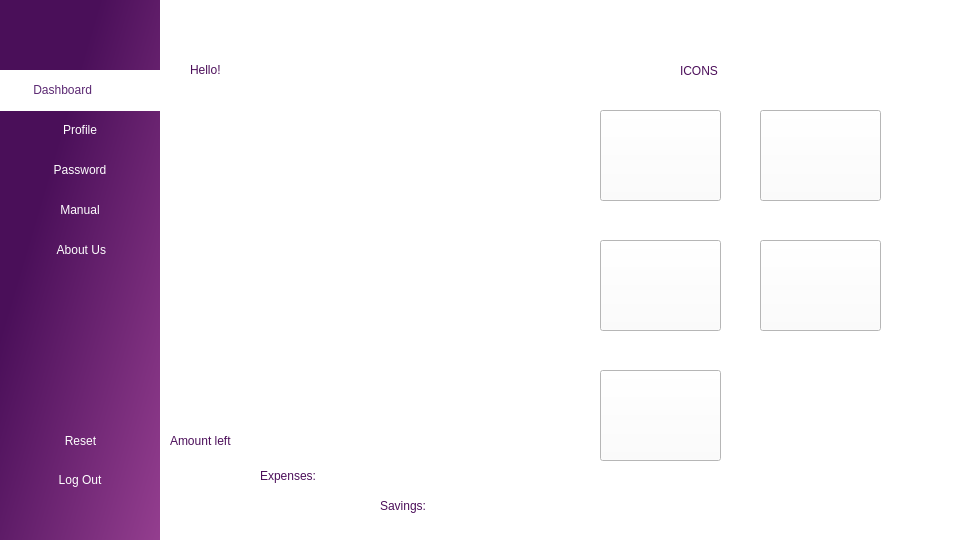
Old version of the form dashboard.ui in the repository Nirjaraa/spendwise.
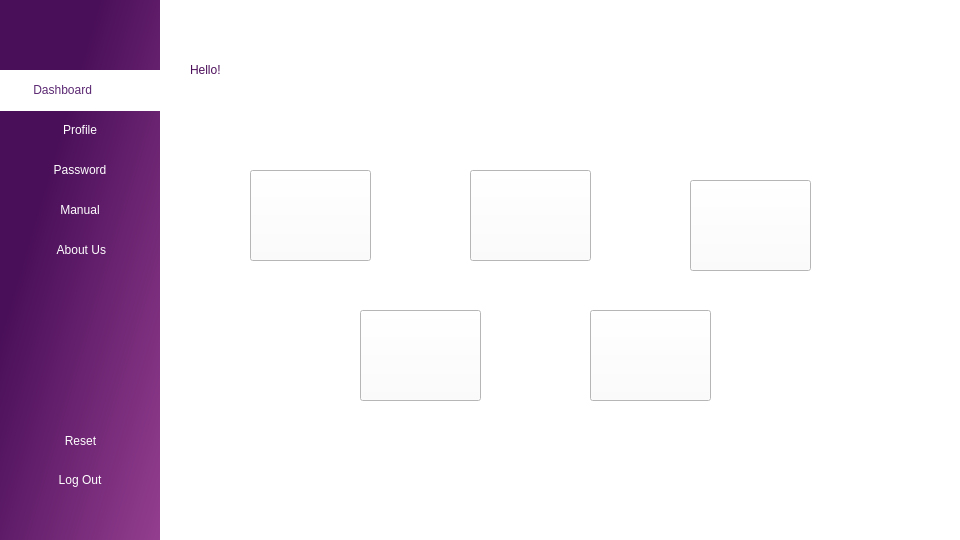
New version of the form. Icons and pictures are not drawn.

Commit message: back to original

```diff
--- a/dashboard.ui
+++ b/dashboard.ui
@@ -20,8 +20,8 @@
    <widget class="QPushButton" name="pushButton">
     <property name="geometry">
      <rect>
-      <x>760</x>
-      <y>110</y>
+      <x>690</x>
+      <y>180</y>
       <width>121</width>
       <height>91</height>
      </rect>
@@ -37,8 +37,8 @@
    <widget class="QPushButton" name="pushButton_2">
     <property name="geometry">
      <rect>
-      <x>600</x>
-      <y>240</y>
+      <x>470</x>
+      <y>170</y>
       <width>121</width>
       <height>91</height>
      </rect>
@@ -54,8 +54,8 @@
    <widget class="QPushButton" name="pushButton_3">
     <property name="geometry">
      <rect>
-      <x>600</x>
-      <y>110</y>
+      <x>360</x>
+      <y>310</y>
       <width>121</width>
       <height>91</height>
      </rect>
@@ -89,8 +89,8 @@
    <widget class="QPushButton" name="pushButton_5">
     <property name="geometry">
      <rect>
-      <x>760</x>
-      <y>240</y>
+      <x>250</x>
+      <y>170</y>
       <width>121</width>
       <height>91</height>
      </rect>
@@ -325,8 +325,8 @@
    <widget class="QPushButton" name="pushButton_4">
     <property name="geometry">
      <rect>
-      <x>600</x>
-      <y>370</y>
+      <x>590</x>
+      <y>310</y>
       <width>121</width>
       <height>91</height>
      </rect>
@@ -366,17 +366,6 @@
      <string>Reset</string>
     </property>
    </widget>
-   <widget class="QFrame" name="chart">
-    <property name="geometry">
-     <rect>
-      <x>40</x>
-      <y>0</y>
-      <width>591</width>
-      <height>441</height>
-     </rect>
-    </property>
-    <layout class="QHBoxLayout" name="horizontalLayout"/>
-   </widget>
    <widget class="QLabel" name="label_2">
     <property name="geometry">
      <rect>
@@ -390,153 +379,6 @@
      <string/>
     </property>
    </widget>
-   <widget class="QLabel" name="label_3">
-    <property name="geometry">
-     <rect>
-      <x>170</x>
-      <y>-20</y>
-      <width>351</width>
-      <height>141</height>
-     </rect>
-    </property>
-    <property name="text">
-     <string/>
-    </property>
-   </widget>
-   <widget class="QLabel" name="income">
-    <property name="geometry">
-     <rect>
-      <x>270</x>
-      <y>420</y>
-      <width>151</width>
-      <height>41</height>
-     </rect>
-    </property>
-    <property name="text">
-     <string/>
-    </property>
-   </widget>
-   <widget class="QLabel" name="expenses">
-    <property name="geometry">
-     <rect>
-      <x>370</x>
-      <y>460</y>
-      <width>121</width>
-      <height>31</height>
-     </rect>
-    </property>
-    <property name="text">
-     <string/>
-    </property>
-   </widget>
-   <widget class="QLabel" name="savings">
-    <property name="geometry">
-     <rect>
-      <x>460</x>
-      <y>490</y>
-      <width>121</width>
-      <height>31</height>
-     </rect>
-    </property>
-    <property name="text">
-     <string/>
-    </property>
-   </widget>
-   <widget class="QLabel" name="label_5">
-    <property name="geometry">
-     <rect>
-      <x>680</x>
-      <y>50</y>
-      <width>111</width>
-      <height>41</height>
-     </rect>
-    </property>
-    <property name="styleSheet">
-     <string notr="true">background:transparent;
-font: 600 20pt &quot;Bahnschrift&quot;;
-color:rgb(76,15,90);
- </string>
-    </property>
-    <property name="text">
-     <string>ICONS</string>
-    </property>
-   </widget>
-   <widget class="QLabel" name="income_2">
-    <property name="geometry">
-     <rect>
-      <x>170</x>
-      <y>420</y>
-      <width>121</width>
-      <height>41</height>
-     </rect>
-    </property>
-    <property name="styleSheet">
-     <string notr="true">background:transparent;
-font: 600 12pt &quot;Bahnschrift&quot;;
-color:rgb(76,15,90);
- </string>
-    </property>
-    <property name="text">
-     <string>Amount left</string>
-    </property>
-   </widget>
-   <widget class="QLabel" name="expenses_2">
-    <property name="geometry">
-     <rect>
-      <x>260</x>
-      <y>460</y>
-      <width>91</width>
-      <height>31</height>
-     </rect>
-    </property>
-    <property name="styleSheet">
-     <string notr="true">background:transparent;
-font: 600 12pt &quot;Bahnschrift&quot;;
-color:rgb(76,15,90);
- </string>
-    </property>
-    <property name="text">
-     <string>Expenses:</string>
-    </property>
-   </widget>
-   <widget class="QLabel" name="savings_2">
-    <property name="geometry">
-     <rect>
-      <x>380</x>
-      <y>490</y>
-      <width>81</width>
-      <height>31</height>
-     </rect>
-    </property>
-    <property name="styleSheet">
-     <string notr="true">background:transparent;
-font: 600 12pt &quot;Bahnschrift&quot;;
-color:rgb(76,15,90);
- </string>
-    </property>
-    <property name="text">
-     <string>Savings:</string>
-    </property>
-   </widget>
-   <widget class="QLabel" name="label_6">
-    <property name="geometry">
-     <rect>
-      <x>180</x>
-      <y>-30</y>
-      <width>351</width>
-      <height>171</height>
-     </rect>
-    </property>
-    <property name="styleSheet">
-     <string notr="true">background color:white</string>
-    </property>
-    <property name="text">
-     <string/>
-    </property>
-   </widget>
-   <zorder>chart</zorder>
-   <zorder>label_6</zorder>
-   <zorder>label_3</zorder>
    <zorder>label</zorder>
    <zorder>pushButton</zorder>
    <zorder>pushButton_2</zorder>
```
Left out of the diff: 7 changed lines with no effect on the pictures. The commit also changes 2 other files.
